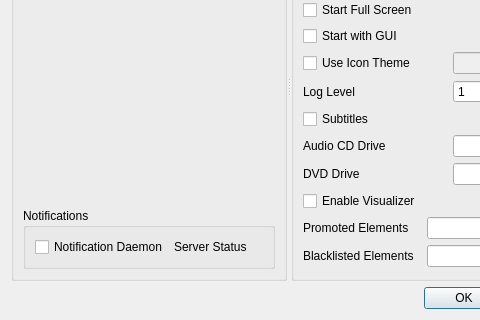
Qt form code/settings/ui/settings.ui (andrew-bibb/mbmp) before a commit; both pictures show x 0 to 480 and y 121 to 441 of the 601 by 441 pixel window.
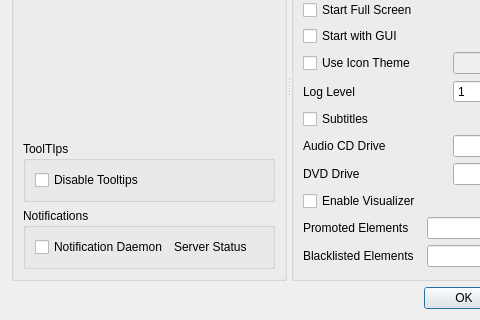
The same form after that commit.

Commit message: added option to disable tooltips

Patch:
```diff
--- a/code/settings/ui/settings.ui
+++ b/code/settings/ui/settings.ui
@@ -76,7 +76,7 @@
          </property>
         </widget>
        </item>
-       <item row="4" column="0">
+       <item row="5" column="0">
         <widget class="QGroupBox" name="groupBox_notifications">
          <property name="whatsThis">
           <string>&lt;html&gt;&lt;head/&gt;&lt;body&gt;&lt;p&gt;If checked the system desktop notification daemon will popup a notify message when a significant connman related event is received.&lt;/p&gt;&lt;p&gt;Notifications can be handled by the System Tray Icon, or by a Notification daemon if one is installed. Both can not be active at the same time.&lt;/p&gt;&lt;/body&gt;&lt;/html&gt;</string>
@@ -117,6 +117,25 @@
          </layout>
         </widget>
        </item>
+       <item row="4" column="0">
+        <widget class="QGroupBox" name="groupBox">
+         <property name="whatsThis">
+          <string>&lt;html&gt;&lt;head/&gt;&lt;body&gt;&lt;p&gt;When checked display of tooltips (the popup yellow boxes when you hover the mouse over a control) will be disabled.&lt;/p&gt;&lt;p&gt;Tooltips for playlist entries (to display track information) will still be active even with this box checked.&lt;/p&gt;&lt;/body&gt;&lt;/html&gt;</string>
+         </property>
+         <property name="title">
+          <string>ToolTIps</string>
+         </property>
+         <layout class="QVBoxLayout" name="verticalLayout">
+          <item>
+           <widget class="QCheckBox" name="checkBox_disabletooltips">
+            <property name="text">
+             <string>Disable Tooltips</string>
+            </property>
+           </widget>
+          </item>
+         </layout>
+        </widget>
+       </item>
       </layout>
      </widget>
      <widget class="QGroupBox" name="groupBox_startoptions">
```
The commit also changes 4 other files.
